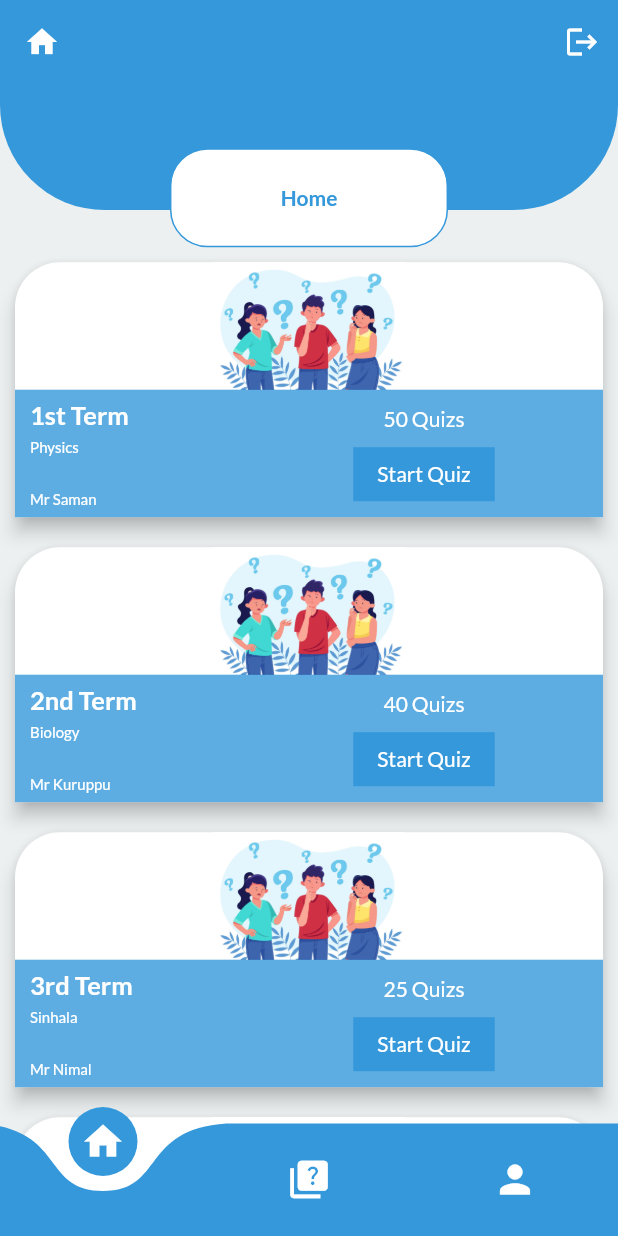
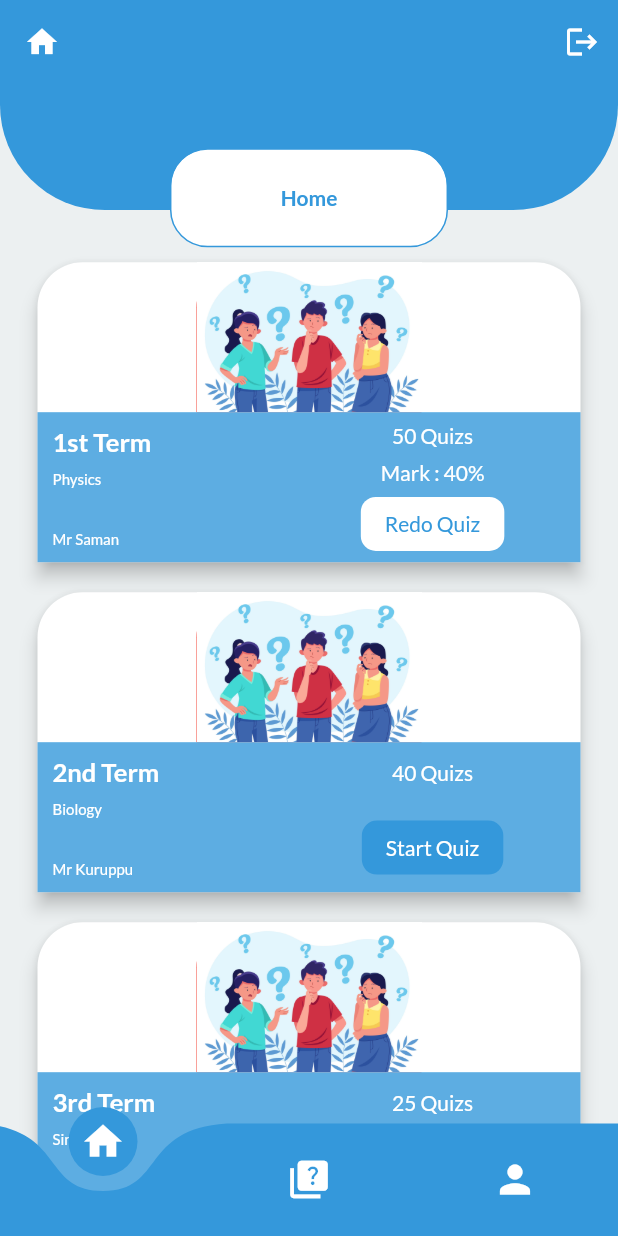
Before and after one commit to CODASL/Quiz_app_fcourse, a Flutter app: the Home screen opened by its route, on a phone screen of 412 x 824 dp. Run offline on Flutter 3.47's test engine with Material 2 defaults, Android fonts, the phone set to English and light mode, and no system bars; drawn by our look-alikes of curved_navigation_bar; our stand-ins replace animated_splash_screen, google_fonts.

Commit message:
my quizs

```diff
--- a/lib/Models/test_tile.dart
+++ b/lib/Models/test_tile.dart
@@ -6,11 +6,13 @@ class TestTile {
   String subject;
   String author;
   String quizQty;
+  bool isDone;
   TestTile({
     this.image = testimg,
     required this.testName,
     required this.subject,
     required this.author,
     required this.quizQty,
+    this.isDone = false,
   });
 }
--- a/lib/Providers/test_tile_provider.dart
+++ b/lib/Providers/test_tile_provider.dart
@@ -7,6 +7,7 @@ class TestTileProvider {
       subject: "Physics",
       author: "Mr Saman",
       quizQty: "50",
+      isDone: true,
     ),
     TestTile(
       testName: "2nd Term",
@@ -21,10 +22,11 @@ class TestTileProvider {
       quizQty: "25",
     ),
     TestTile(
-      testName: "1st Term",
+      testName: "4th Term",
       subject: "English",
       author: "Mr Saman",
       quizQty: "35",
+      isDone: true,
     ),
   ];
 }
--- a/lib/Screens/Home/home.dart
+++ b/lib/Screens/Home/home.dart
@@ -21,7 +21,7 @@ class _HomeState extends State<Home> {
 
     List<AppBarModel> appbarModels = [
       AppBarModel(icon: Icons.home, title: "Home"),
-      AppBarModel(icon: Icons.quiz, title: "My Quizs"),
+      AppBarModel(icon: Icons.quiz, title: "My Tests"),
       AppBarModel(icon: Icons.person, title: "Profile"),
     ];
 
--- a/lib/Screens/HomeScreen/homescreen.dart
+++ b/lib/Screens/HomeScreen/homescreen.dart
@@ -4,7 +4,6 @@ import 'package:quiz_app/Constants/colors.dart';
 import 'package:quiz_app/Providers/test_tile_provider.dart';
 import 'package:quiz_app/Widgets/HomeScreen/test_tile_details.dart';
 import 'package:quiz_app/Widgets/HomeScreen/tile_image.dart';
-
 
 class HomeScreen extends StatelessWidget {
   const HomeScreen({Key? key}) : super(key: key);
@@ -15,8 +14,31 @@ class HomeScreen extends StatelessWidget {
       itemCount: TestTileProvider.testTileData.length,
       itemBuilder: (BuildContext context, int index) {
         var tileItem = TestTileProvider.testTileData[index];
+        return TestTileCard(
+          tileItem: tileItem,
+        );
+      },
+    );
+  }
+}
+
+
+
+
+
+
+
+
+
+
+class TestTileCard extends StatelessWidget {
+  final dynamic tileItem;
+  const TestTileCard({Key? key, this.tileItem}) : super(key: key);
+
+  @override
+  Widget build(BuildContext context) {
     return Padding(
-          padding: const EdgeInsets.all(10.0),
+      padding: const EdgeInsets.symmetric(horizontal: 25.0, vertical: 10.0),
       child: Material(
         elevation: 5,
         color: kWhite,
@@ -33,18 +55,13 @@ class HomeScreen extends StatelessWidget {
               ),
               //green
               TestTileDetails(
-                    author: tileItem.author,
-                    quizs: tileItem.quizQty,
-                    subject: tileItem.subject,
-                    testName: tileItem.testName,
+               tileItem: tileItem,
               )
             ],
           ),
-              height: 170,
+          height: 200,
         ),
       ),
     );
-      },
-    );
   }
 }
--- a/lib/Screens/MyQuizsScreen/my_quizs.dart
+++ b/lib/Screens/MyQuizsScreen/my_quizs.dart
@@ -1,15 +1,33 @@
-
-
 import 'package:flutter/material.dart';
+import 'package:quiz_app/Models/test_tile.dart';
+import 'package:quiz_app/Providers/test_tile_provider.dart';
+import 'package:quiz_app/Screens/HomeScreen/homescreen.dart';
 import 'package:quiz_app/Widgets/common/custom_text.dart';
 
 class MyQuizs extends StatelessWidget {
-  const MyQuizs({ Key? key }) : super(key: key);
+  const MyQuizs({Key? key}) : super(key: key);
 
   @override
   Widget build(BuildContext context) {
-    return const Center(
-      child: CustomText(text: "MyQuizs"),
+    List<TestTile> _doneTileItems = TestTileProvider.testTileData
+        .where((element) => element.isDone == true)
+        .toList();
+
+    return ListView.builder(
+      itemCount: _doneTileItems.length,
+      itemBuilder: (BuildContext context, int index) {
+        var tileItem = _doneTileItems[index];
+
+        if (_doneTileItems.isNotEmpty) {
+          //true
+          return TestTileCard(tileItem: tileItem);
+        } else {
+          //false
+          return const Center(
+            child: CustomText(text: "No tests done yet"),
+          );
+        }
+      },
     );
   }
 }
--- a/lib/Widgets/HomeScreen/test_tile_details.dart
+++ b/lib/Widgets/HomeScreen/test_tile_details.dart
@@ -5,17 +5,11 @@ import 'package:quiz_app/Widgets/common/custom_button.dart';
 import 'package:quiz_app/Widgets/common/custom_text.dart';
 
 class TestTileDetails extends StatelessWidget {
-  final String testName;
-  final String subject;
-  final String author;
-  final String quizs;
-  const TestTileDetails(
-      {Key? key,
-      required this.testName,
-      required this.subject,
-      required this.author,
-      required this.quizs})
-      : super(key: key);
+  final dynamic tileItem;
+  const TestTileDetails({
+    Key? key,
+    this.tileItem,
+  }) : super(key: key);
 
   @override
   Widget build(BuildContext context) {
@@ -27,24 +21,26 @@ class TestTileDetails extends StatelessWidget {
           child: Row(
             children: [
               SizedBox(
-                width: ScreenSize.width! * 0.425,
+                width: ScreenSize.width! * 0.41,
                 child: Column(
                   crossAxisAlignment: CrossAxisAlignment.start,
                   mainAxisAlignment: MainAxisAlignment.spaceEvenly,
                   children: [
                     CustomText(
-                        text: testName,
+                        text: tileItem.testName,
                         fontWeight: FontWeight.bold,
                         fontSize: 17,
                         color: kWhite),
-                    CustomText(text: subject, fontSize: 10, color: kWhite),
+                    CustomText(
+                        text: tileItem.subject, fontSize: 10, color: kWhite),
                     const SizedBox(height: 10),
-                    CustomText(text: author, fontSize: 10, color: kWhite)
+                    CustomText(
+                        text: tileItem.author, fontSize: 10, color: kWhite)
                   ],
                 ),
               ),
               TestTileRight(
-                quizs: quizs,
+                tileItem: tileItem,
               ),
             ],
           ),
@@ -55,22 +51,32 @@ class TestTileDetails extends StatelessWidget {
 }
 
 class TestTileRight extends StatelessWidget {
-  final String quizs;
-  const TestTileRight({Key? key, required this.quizs}) : super(key: key);
+  final dynamic tileItem;
+  const TestTileRight({Key? key, this.tileItem}) : super(key: key);
 
   @override
   Widget build(BuildContext context) {
     return SizedBox(
-      width: ScreenSize.width! * 0.425,
+      width: ScreenSize.width! * 0.41,
       child: Column(
         mainAxisAlignment: MainAxisAlignment.spaceEvenly,
         children: [
           CustomText(
-            text: "$quizs Quizs",
+            text: "${tileItem.quizQty} Quizs",
             color: kWhite,
           ),
+          Visibility(
+            visible: tileItem.isDone,
+            child: const CustomText(
+              text: "Mark : 40%",
+              color: kWhite,
+            ),
+          ),
           CustomButton(
-            text: "Start Quiz",
+            radius: 10,
+            txtColor: tileItem.isDone ? primaryColor : kWhite,
+            bgColor: tileItem.isDone ? kWhite : primaryColor,
+            text: tileItem.isDone ? "Redo Quiz" : "Start Quiz",
             ontap: () {},
           )
         ],
--- a/lib/Widgets/ProfileScreen/ScoreList/score_list_tile.dart
+++ b/lib/Widgets/ProfileScreen/ScoreList/score_list_tile.dart
@@ -1,5 +1,6 @@
 import 'package:flutter/material.dart';
 import 'package:quiz_app/Constants/colors.dart';
+import 'package:quiz_app/Models/screensize.dart';
 import 'package:quiz_app/Widgets/common/custom_text.dart';
 
 
@@ -14,7 +15,7 @@ class ScoreListTile extends StatelessWidget {
   @override
   Widget build(BuildContext context) {
     return Padding(
-      padding: const EdgeInsets.symmetric(horizontal: 25, vertical: 5),
+      padding:  EdgeInsets.symmetric(horizontal: ScreenSize.width!*0.1, vertical:7),
       child: ListTile(
           title: CustomText(
             text: testName,
--- a/lib/Widgets/ProfileScreen/divider_heading.dart
+++ b/lib/Widgets/ProfileScreen/divider_heading.dart
@@ -1,5 +1,6 @@
 import 'package:flutter/material.dart';
 import 'package:quiz_app/Constants/colors.dart';
+import 'package:quiz_app/Models/screensize.dart';
 import 'package:quiz_app/Widgets/common/custom_text.dart';
 
 class DividerHeading extends StatelessWidget {
@@ -8,7 +9,7 @@ class DividerHeading extends StatelessWidget {
   @override
   Widget build(BuildContext context) {
     return Padding(
-      padding: const EdgeInsets.symmetric(horizontal: 30, vertical: 10),
+      padding:  EdgeInsets.symmetric(horizontal: ScreenSize.width!*0.1, vertical: 20),
       child: Column(
         crossAxisAlignment: CrossAxisAlignment.start,
         children: [
--- a/lib/Widgets/common/custom_button.dart
+++ b/lib/Widgets/common/custom_button.dart
@@ -8,29 +8,33 @@ class CustomButton extends StatelessWidget {
   final double? height;
   final double? minWidth;
   final String text;
+  final Color? bgColor;
   final void Function()? ontap;
-  const CustomButton(
-      {Key? key,
-      this.elevation,
-      this.radius,
-      this.height,
-      this.minWidth,
-      required this.text,
-      this.ontap})
-      : super(key: key);
+  final Color? txtColor;
+  const CustomButton({
+    Key? key,
+    this.elevation,
+    this.radius,
+    this.height,
+    this.minWidth,
+    required this.text,
+    this.ontap,
+    this.bgColor,
+    this.txtColor,
+  }) : super(key: key);
 
   @override
   Widget build(BuildContext context) {
     return Material(
       borderRadius: BorderRadius.circular(radius ?? 0),
       elevation: elevation ?? 0,
-      color: primaryColor,
+      color: bgColor ?? primaryColor,
       child: MaterialButton(
           height: height,
           minWidth: minWidth,
           child: CustomText(
             text: text,
-            color: kWhite,
+            color: txtColor ?? kWhite,
           ),
           materialTapTargetSize: MaterialTapTargetSize.shrinkWrap,
           onPressed: ontap),
```
Lines whose indentation alone changed are shown as unchanged.
